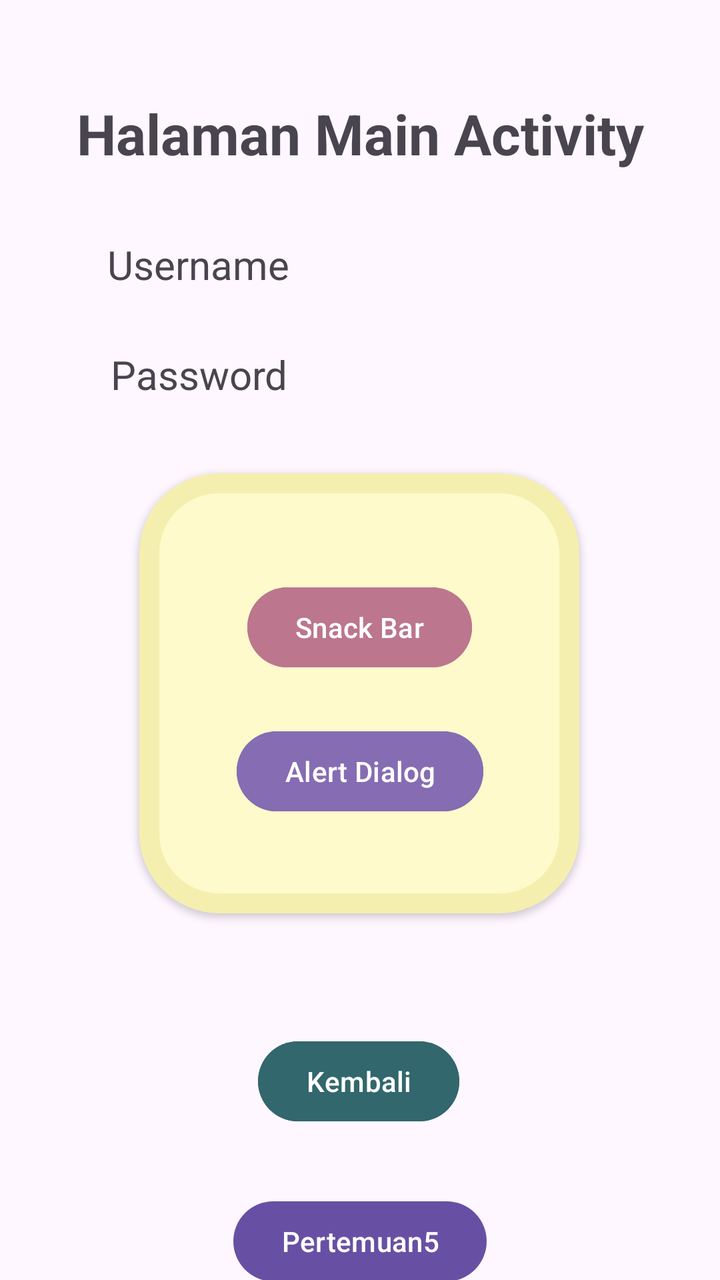
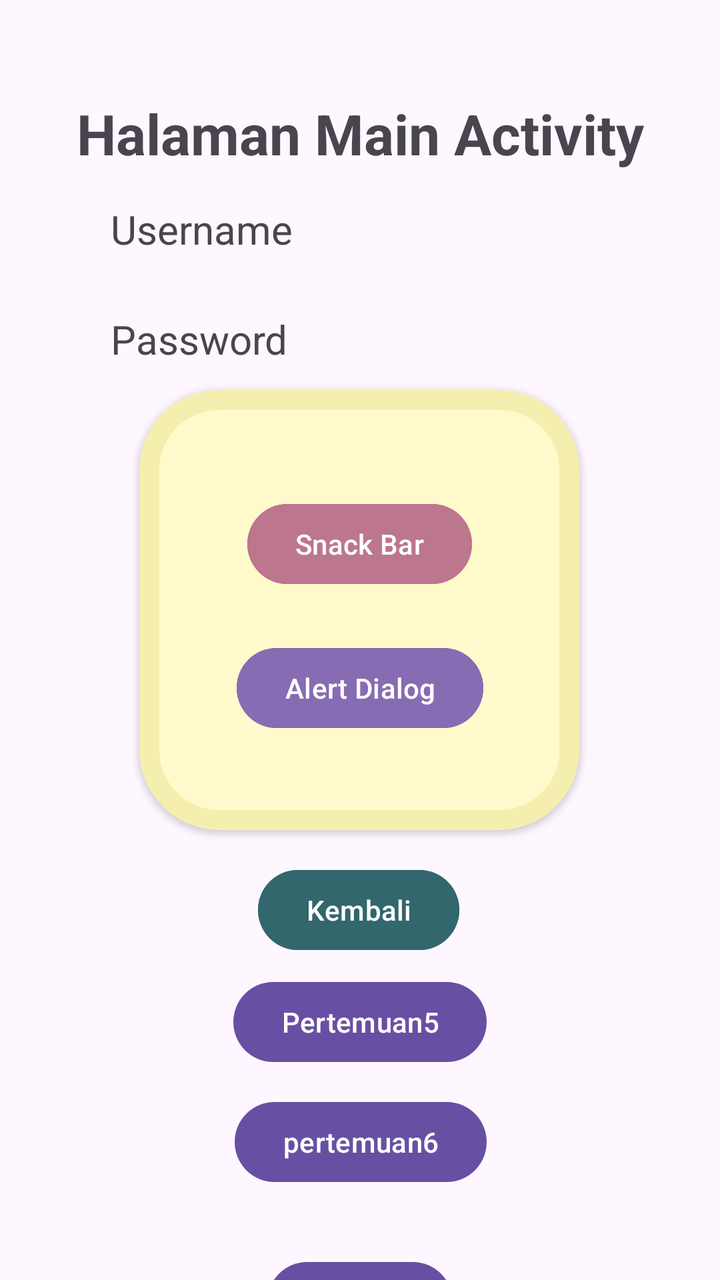

Two renders of the same Android screen: before a commit and after it. Below are the layout's source before the change and the commit's diff.
<!-- AndroidManifest.xml: application theme Theme.Dhaivina_3TIB -->
<!-- res/layout/activity_main.xml -->
<?xml version="1.0" encoding="utf-8"?>
<androidx.constraintlayout.widget.ConstraintLayout xmlns:android="http://schemas.android.com/apk/res/android"
    xmlns:app="http://schemas.android.com/apk/res-auto"
    xmlns:tools="http://schemas.android.com/tools"
    android:id="@+id/main"
    android:layout_width="match_parent"
    android:layout_height="match_parent"
    tools:context=".MainActivity">

    <TextView
        android:id="@+id/txtUsername"
        android:layout_width="wrap_content"
        android:layout_height="wrap_content"
        android:text="Username"
        android:textSize="20sp"
        app:layout_constraintBottom_toBottomOf="parent"
        app:layout_constraintEnd_toEndOf="parent"
        app:layout_constraintHorizontal_bias="0.2"
        app:layout_constraintStart_toStartOf="parent"
        app:layout_constraintTop_toBottomOf="@+id/txtHlmMain"
        app:layout_constraintVertical_bias="0.063" />

    <TextView
        android:id="@+id/txtPassword"
        android:layout_width="wrap_content"
        android:layout_height="wrap_content"
        android:layout_marginTop="28dp"
        android:text="Password"
        android:textSize="20sp"
        app:layout_constraintEnd_toEndOf="parent"
        app:layout_constraintHorizontal_bias="0.204"
        app:layout_constraintStart_toStartOf="parent"
        app:layout_constraintTop_toBottomOf="@+id/txtUsername" />

    <TextView
        android:id="@+id/txtHlmMain"
        android:layout_width="wrap_content"
        android:layout_height="wrap_content"
        android:layout_marginTop="48dp"
        android:text="Halaman Main Activity"
        android:textSize="28sp"
        android:textStyle="bold"
        app:layout_constraintEnd_toEndOf="parent"
        app:layout_constraintStart_toStartOf="parent"
        app:layout_constraintTop_toTopOf="parent" />

    <com.google.android.material.card.MaterialCardView
        android:id="@+id/materialCardView"
        android:layout_width="220dp"
        android:layout_height="220dp"
        android:layout_marginTop="36dp"
        app:cardBackgroundColor="#FFFACB"
        app:cardElevation="2dp"
        app:strokeColor="#48DBD169"
        app:strokeWidth="10dp"
        app:cardCornerRadius="40dp"
        app:layout_constraintEnd_toEndOf="parent"
        app:layout_constraintHorizontal_bias="0.497"
        app:layout_constraintStart_toStartOf="parent"
        app:layout_constraintTop_toBottomOf="@+id/txtPassword">

        <androidx.constraintlayout.widget.ConstraintLayout
            android:layout_width="match_parent"
            android:layout_height="match_parent"
            android:layout_margin="17dp">

            <Button
                android:id="@+id/btnSnackBar"
                android:layout_width="wrap_content"
                android:layout_height="wrap_content"
                android:layout_marginTop="36dp"
                android:backgroundTint="#BC768E"
                android:text="Snack Bar"
                app:layout_constraintEnd_toEndOf="parent"
                app:layout_constraintStart_toStartOf="parent"
                app:layout_constraintTop_toTopOf="parent" />

            <Button
                android:id="@+id/btnAlertDialog"
                android:layout_width="wrap_content"
                android:layout_height="wrap_content"
                android:layout_marginTop="24dp"
                android:backgroundTint="#866CB3"
                android:text="Alert Dialog"
                app:layout_constraintEnd_toEndOf="parent"
                app:layout_constraintHorizontal_bias="0.505"
                app:layout_constraintStart_toStartOf="parent"
                app:layout_constraintTop_toBottomOf="@+id/btnSnackBar" />
        </androidx.constraintlayout.widget.ConstraintLayout>
    </com.google.android.material.card.MaterialCardView>


    <Button
        android:id="@+id/btnKembali"
        android:layout_width="wrap_content"
        android:layout_height="wrap_content"
        android:layout_marginTop="60dp"
        android:backgroundTint="#32676D"
        android:text="Kembali"
        app:layout_constraintEnd_toEndOf="parent"
        app:layout_constraintHorizontal_bias="0.498"
        app:layout_constraintStart_toStartOf="parent"
        app:layout_constraintTop_toBottomOf="@+id/materialCardView" />

    <Button
        android:id="@+id/btnToLima"
        android:layout_width="wrap_content"
        android:layout_height="wrap_content"
        android:layout_marginTop="32dp"
        android:text="Pertemuan5"
        app:layout_constraintEnd_toEndOf="parent"
        app:layout_constraintStart_toStartOf="parent"
        app:layout_constraintTop_toBottomOf="@+id/btnKembali" />

</androidx.constraintlayout.widget.ConstraintLayout>
<!-- resources referenced by this layout -->
<resources>
  <style name="Theme.Dhaivina_3TIB" parent="Base.Theme.Dhaivina_3TIB" />
  <style name="Base.Theme.Dhaivina_3TIB" parent="Theme.Material3.DayNight.NoActionBar">
          
          
      </style>
</resources>

<!-- the commit's change to res/layout/activity_main.xml (unified diff, before → after) -->
@@ -15,10 +15,10 @@
         android:textSize="20sp"
         app:layout_constraintBottom_toBottomOf="parent"
         app:layout_constraintEnd_toEndOf="parent"
-        app:layout_constraintHorizontal_bias="0.2"
+        app:layout_constraintHorizontal_bias="0.206"
         app:layout_constraintStart_toStartOf="parent"
         app:layout_constraintTop_toBottomOf="@+id/txtHlmMain"
-        app:layout_constraintVertical_bias="0.063" />
+        app:layout_constraintVertical_bias="0.03" />
 
     <TextView
         android:id="@+id/txtPassword"
@@ -44,20 +44,21 @@
         app:layout_constraintStart_toStartOf="parent"
         app:layout_constraintTop_toTopOf="parent" />
 
+
     <com.google.android.material.card.MaterialCardView
         android:id="@+id/materialCardView"
         android:layout_width="220dp"
         android:layout_height="220dp"
-        android:layout_marginTop="36dp"
+        android:layout_marginTop="12dp"
         app:cardBackgroundColor="#FFFACB"
+        app:cardCornerRadius="40dp"
         app:cardElevation="2dp"
-        app:strokeColor="#48DBD169"
-        app:strokeWidth="10dp"
-        app:cardCornerRadius="40dp"
         app:layout_constraintEnd_toEndOf="parent"
         app:layout_constraintHorizontal_bias="0.497"
         app:layout_constraintStart_toStartOf="parent"
-        app:layout_constraintTop_toBottomOf="@+id/txtPassword">
+        app:layout_constraintTop_toBottomOf="@+id/txtPassword"
+        app:strokeColor="#48DBD169"
+        app:strokeWidth="10dp">
 
         <androidx.constraintlayout.widget.ConstraintLayout
             android:layout_width="match_parent"
@@ -89,12 +90,11 @@
         </androidx.constraintlayout.widget.ConstraintLayout>
     </com.google.android.material.card.MaterialCardView>
 
-
     <Button
         android:id="@+id/btnKembali"
         android:layout_width="wrap_content"
         android:layout_height="wrap_content"
-        android:layout_marginTop="60dp"
+        android:layout_marginTop="16dp"
         android:backgroundTint="#32676D"
         android:text="Kembali"
         app:layout_constraintEnd_toEndOf="parent"
@@ -106,10 +106,31 @@
         android:id="@+id/btnToLima"
         android:layout_width="wrap_content"
         android:layout_height="wrap_content"
-        android:layout_marginTop="32dp"
+        android:layout_marginTop="8dp"
         android:text="Pertemuan5"
         app:layout_constraintEnd_toEndOf="parent"
         app:layout_constraintStart_toStartOf="parent"
         app:layout_constraintTop_toBottomOf="@+id/btnKembali" />
 
+    <Button
+        android:id="@+id/btnTosix"
+        android:layout_width="wrap_content"
+        android:layout_height="wrap_content"
+        android:layout_marginTop="12dp"
+        android:text="pertemuan6"
+        app:layout_constraintEnd_toEndOf="parent"
+        app:layout_constraintHorizontal_bias="0.501"
+        app:layout_constraintStart_toStartOf="parent"
+        app:layout_constraintTop_toBottomOf="@+id/btnToLima" />
+
+    <Button
+        android:id="@+id/btnLogout"
+        android:layout_width="wrap_content"
+        android:layout_height="wrap_content"
+        android:layout_marginTop="32dp"
+        android:text="Logout"
+        app:layout_constraintEnd_toEndOf="parent"
+        app:layout_constraintStart_toStartOf="parent"
+        app:layout_constraintTop_toBottomOf="@+id/btnTosix" />
+
 </androidx.constraintlayout.widget.ConstraintLayout>
